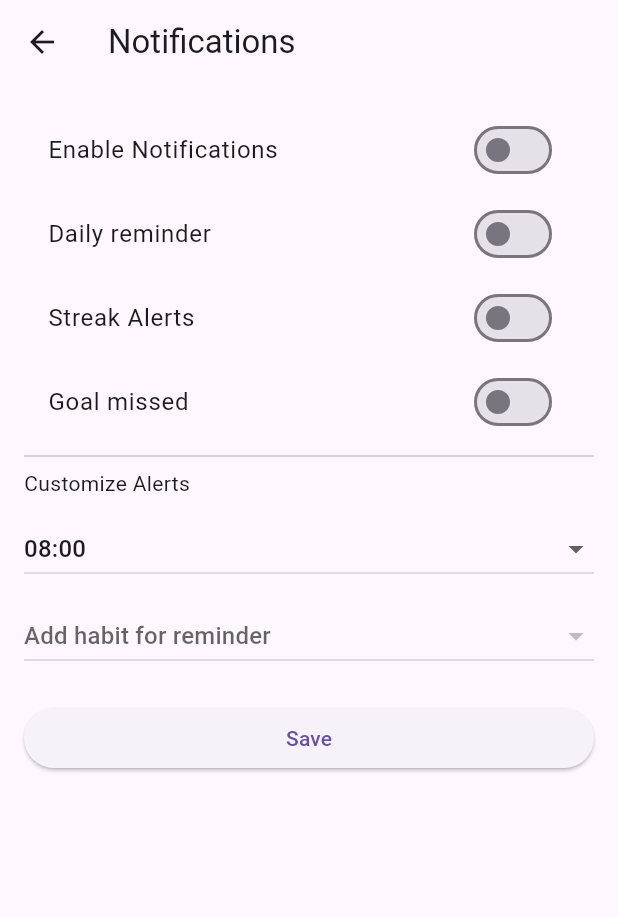
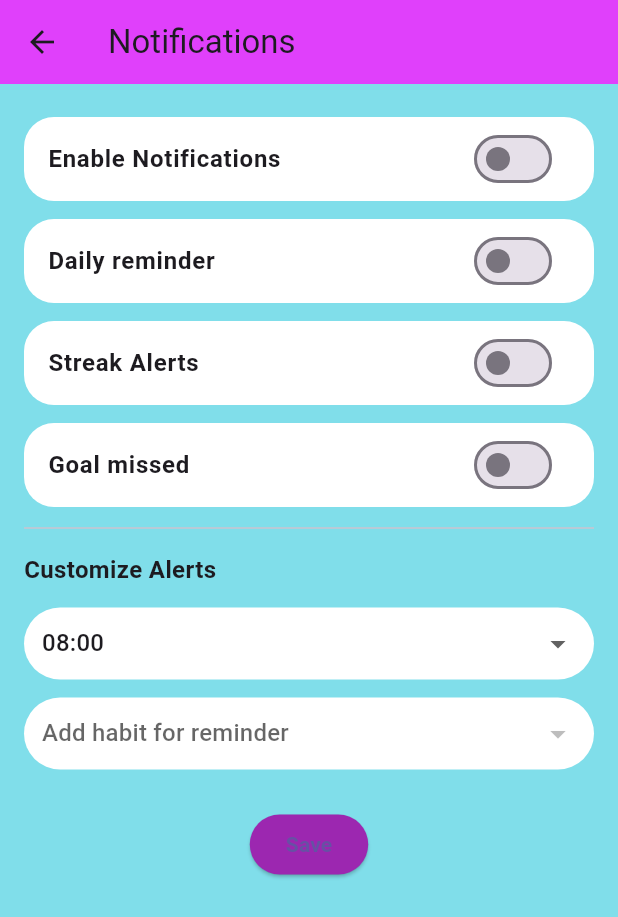
Before and after one commit to HelgasonF/habbit_tracker_app, a Flutter app: the HomeScreen screen opened directly, in the side drawer, after a tap on "Notifications", on a phone screen of 412 x 824 dp. Shown: the top 917 px of the screen. Run offline on Flutter 3.47's test engine with Material 3 defaults, Android fonts, the phone set to English and light mode, and no system bars; our stand-ins replace country_picker, google_fonts, shared_preferences; accounts and stored records are empty.

Commit message:
Update UI with vibrant colors and rounded elements

```diff
--- a/lib/constants.dart
+++ b/lib/constants.dart
@@ -17,9 +17,9 @@ const int maxHabits = 10;
 
 /// Pastel backgrounds used throughout the UI.
 const List<Color> pastelBackgrounds = [
-  Color(0xFFE2E8FF),
-  Color(0xFFD1FAE5),
-  Color(0xFFFDE68A),
+  Color(0xFF80DEEA), // vibrant cyan
+  Color(0xFFFFE082), // vibrant amber
+  Color(0xFFA5D6A7), // vibrant green
 ];
 
 /// Predefined habits offered during registration and editing.
--- a/lib/home_screen.dart
+++ b/lib/home_screen.dart
@@ -93,27 +93,36 @@ class _HomeScreenState extends State<HomeScreen> {
   }
 
   Widget _buildHabitRow(String habit) {
-    final color = _habitColors[habit] ?? habitColorPalette.first;
-    final bg = pastelBackgrounds[_habits.indexOf(habit) % pastelBackgrounds.length];
+    final color = _habitColors[habit] ??
+        habitColorPalette[_habits.indexOf(habit) % habitColorPalette.length];
     final done = _todayStatus[habit] ?? false;
     return GestureDetector(
       onTap: () => _openDetail(habit),
       child: Container(
         margin: const EdgeInsets.symmetric(vertical: 4, horizontal: 16),
-        padding: const EdgeInsets.symmetric(horizontal: 12, vertical: 8),
+        padding: const EdgeInsets.symmetric(horizontal: 16, vertical: 12),
         decoration: BoxDecoration(
-          color: bg,
-          borderRadius: BorderRadius.circular(20),
+          color: color,
+          borderRadius: BorderRadius.circular(30),
         ),
         child: Row(
-          mainAxisAlignment: MainAxisAlignment.spaceBetween,
           children: [
-            Text(habit,
-                style: const TextStyle(fontWeight: FontWeight.w500, fontSize: 16)),
+            Expanded(
+              child: Center(
+                child: Text(
+                  habit,
+                  style: const TextStyle(
+                    fontWeight: FontWeight.bold,
+                    fontSize: 16,
+                    color: Colors.black,
+                  ),
+                ),
+              ),
+            ),
             IconButton(
               icon: Icon(
                 done ? Icons.star : Icons.star_border,
-                color: done ? Colors.amber : Colors.grey,
+                color: done ? Colors.yellow.shade700 : Colors.black54,
               ),
               onPressed: () => _toggleHabit(habit, !done),
             ),
@@ -127,6 +136,7 @@ class _HomeScreenState extends State<HomeScreen> {
   Widget build(BuildContext context) {
     return Scaffold(
       appBar: AppBar(
+        backgroundColor: Colors.orangeAccent,
         title: const Text('Home'),
       ),
       drawer: Drawer(
@@ -204,17 +214,15 @@ class _HomeScreenState extends State<HomeScreen> {
                         fontSize: 24, fontWeight: FontWeight.bold),
                   ),
                 ),
-                Container(
-                  margin: const EdgeInsets.symmetric(horizontal: 16, vertical: 8),
-                  padding: const EdgeInsets.all(8),
-                  decoration: BoxDecoration(
-                    color: pastelBackgrounds[1],
-                    borderRadius: BorderRadius.circular(12),
-                  ),
+                Padding(
+                  padding:
+                      const EdgeInsets.symmetric(horizontal: 16, vertical: 12),
                   child: const Text(
                     'To Do',
-                    style:
-                        TextStyle(fontSize: 18, fontWeight: FontWeight.w600),
+                    style: TextStyle(
+                        fontSize: 20,
+                        fontWeight: FontWeight.bold,
+                        color: Colors.orange),
                   ),
                 ),
                 if (_habits.where((h) => !(_todayStatus[h] ?? false)).isEmpty)
@@ -225,12 +233,7 @@ class _HomeScreenState extends State<HomeScreen> {
                       .map(_buildHabitRow)
                       .toList(),
                 Center(
-                  child: Container(
-                    decoration: BoxDecoration(
-                      color: pastelBackgrounds[0],
-                      borderRadius: BorderRadius.circular(30),
-                    ),
-                    child: ElevatedButton.icon(
+                  child: ElevatedButton(
                     onPressed: () async {
                       await Navigator.push(
                         context,
@@ -238,23 +241,23 @@ class _HomeScreenState extends State<HomeScreen> {
                       );
                       _loadData();
                     },
-                      icon: const Icon(Icons.add),
-                      label: const Text('Add'),
-                      style: ElevatedButton.styleFrom(shape: const StadiumBorder()),
+                    style: ElevatedButton.styleFrom(
+                      shape: const CircleBorder(),
+                      padding: const EdgeInsets.all(16),
+                      backgroundColor: Colors.orangeAccent,
+                    ),
+                    child: const Icon(Icons.add, color: Colors.white),
                   ),
                 ),
-                ),
-                Container(
-                  margin: const EdgeInsets.symmetric(horizontal: 16, vertical: 8),
-                  padding: const EdgeInsets.all(8),
-                  decoration: BoxDecoration(
-                    color: pastelBackgrounds[2],
-                    borderRadius: BorderRadius.circular(12),
-                  ),
+                Padding(
+                  padding:
+                      const EdgeInsets.symmetric(horizontal: 16, vertical: 12),
                   child: const Text(
                     'Completed Today',
-                    style:
-                        TextStyle(fontSize: 18, fontWeight: FontWeight.w600),
+                    style: TextStyle(
+                        fontSize: 20,
+                        fontWeight: FontWeight.bold,
+                        color: Colors.orange),
                   ),
                 ),
                 if (_habits.where((h) => _todayStatus[h] == true).isEmpty)
--- a/lib/notifications_screen.dart
+++ b/lib/notifications_screen.dart
@@ -1,5 +1,6 @@
 import 'package:flutter/material.dart';
 import 'package:shared_preferences/shared_preferences.dart';
+import 'constants.dart';
 
 class NotificationsScreen extends StatefulWidget {
   const NotificationsScreen({super.key});
@@ -67,46 +68,113 @@ class _NotificationsScreenState extends State<NotificationsScreen> {
   @override
   Widget build(BuildContext context) {
     return Scaffold(
-      appBar: AppBar(title: const Text('Notifications')),
+      appBar: AppBar(
+        title: const Text('Notifications'),
+        backgroundColor: Colors.purpleAccent,
+      ),
+      backgroundColor: pastelBackgrounds.first,
       body: ListView(
         padding: const EdgeInsets.all(16),
         children: [
-          SwitchListTile(
-            title: const Text('Enable Notifications'),
+          Container(
+            margin: const EdgeInsets.symmetric(vertical: 6),
+            decoration: BoxDecoration(
+              color: Colors.white,
+              borderRadius: BorderRadius.circular(20),
+            ),
+            child: SwitchListTile(
+              title: const Text(
+                'Enable Notifications',
+                style: TextStyle(fontWeight: FontWeight.bold),
+              ),
               value: _enabled,
               onChanged: (v) => setState(() => _enabled = v),
             ),
-          SwitchListTile(
-            title: const Text('Daily reminder'),
+          ),
+          Container(
+            margin: const EdgeInsets.symmetric(vertical: 6),
+            decoration: BoxDecoration(
+              color: Colors.white,
+              borderRadius: BorderRadius.circular(20),
+            ),
+            child: SwitchListTile(
+              title: const Text(
+                'Daily reminder',
+                style: TextStyle(fontWeight: FontWeight.bold),
+              ),
               value: _dailyReminder,
               onChanged: (v) => setState(() => _dailyReminder = v),
             ),
-          SwitchListTile(
-            title: const Text('Streak Alerts'),
+          ),
+          Container(
+            margin: const EdgeInsets.symmetric(vertical: 6),
+            decoration: BoxDecoration(
+              color: Colors.white,
+              borderRadius: BorderRadius.circular(20),
+            ),
+            child: SwitchListTile(
+              title: const Text(
+                'Streak Alerts',
+                style: TextStyle(fontWeight: FontWeight.bold),
+              ),
               value: _streakAlerts,
               onChanged: (v) => setState(() => _streakAlerts = v),
             ),
-          SwitchListTile(
-            title: const Text('Goal missed'),
+          ),
+          Container(
+            margin: const EdgeInsets.symmetric(vertical: 6),
+            decoration: BoxDecoration(
+              color: Colors.white,
+              borderRadius: BorderRadius.circular(20),
+            ),
+            child: SwitchListTile(
+              title: const Text(
+                'Goal missed',
+                style: TextStyle(fontWeight: FontWeight.bold),
+              ),
               value: _goalMissed,
               onChanged: (v) => setState(() => _goalMissed = v),
             ),
+          ),
           const Divider(),
-          const Text('Customize Alerts'),
-          const SizedBox(height: 10),
-          DropdownButton<String>(
+          const Padding(
+            padding: EdgeInsets.symmetric(vertical: 8),
+            child: Text(
+              'Customize Alerts',
+              style: TextStyle(fontWeight: FontWeight.bold, fontSize: 16),
+            ),
+          ),
+          Container(
+            padding: const EdgeInsets.symmetric(horizontal: 12),
+            margin: const EdgeInsets.symmetric(vertical: 6),
+            decoration: BoxDecoration(
+              color: Colors.white,
+              borderRadius: BorderRadius.circular(30),
+            ),
+            child: DropdownButtonHideUnderline(
+              child: DropdownButton<String>(
                 value: _reminderTime,
                 items: const [
                   DropdownMenuItem(value: '08:00', child: Text('08:00')),
                   DropdownMenuItem(value: '12:00', child: Text('12:00')),
                   DropdownMenuItem(value: '18:00', child: Text('18:00')),
                 ],
-            onChanged: (v) => setState(() => _reminderTime = v ?? '08:00'),
+                onChanged: (v) =>
+                    setState(() => _reminderTime = v ?? '08:00'),
                 isExpanded: true,
                 hint: const Text('Reminder Time'),
               ),
-          const SizedBox(height: 10),
-          DropdownButton<String>(
+            ),
+          ),
+          Container(
+            padding: const EdgeInsets.symmetric(horizontal: 12),
+            margin: const EdgeInsets.symmetric(vertical: 6),
+            decoration: BoxDecoration(
+              color: Colors.white,
+              borderRadius: BorderRadius.circular(30),
+            ),
+            child: DropdownButtonHideUnderline(
+              child: DropdownButton<String>(
                 value: _reminderHabit,
                 hint: const Text('Add habit for reminder'),
                 isExpanded: true,
@@ -115,8 +183,22 @@ class _NotificationsScreenState extends State<NotificationsScreen> {
                     .toList(),
                 onChanged: (v) => setState(() => _reminderHabit = v),
               ),
+            ),
+          ),
           const SizedBox(height: 20),
-          ElevatedButton(onPressed: _save, child: const Text('Save')),
+          Center(
+            child: ElevatedButton(
+              onPressed: _save,
+              style: ElevatedButton.styleFrom(
+                backgroundColor: Colors.purple,
+                shape: const StadiumBorder(),
+              ),
+              child: const Text(
+                'Save',
+                style: TextStyle(fontWeight: FontWeight.bold),
+              ),
+            ),
+          ),
         ],
       ),
     );
```
Lines whose indentation alone changed are shown as unchanged.
